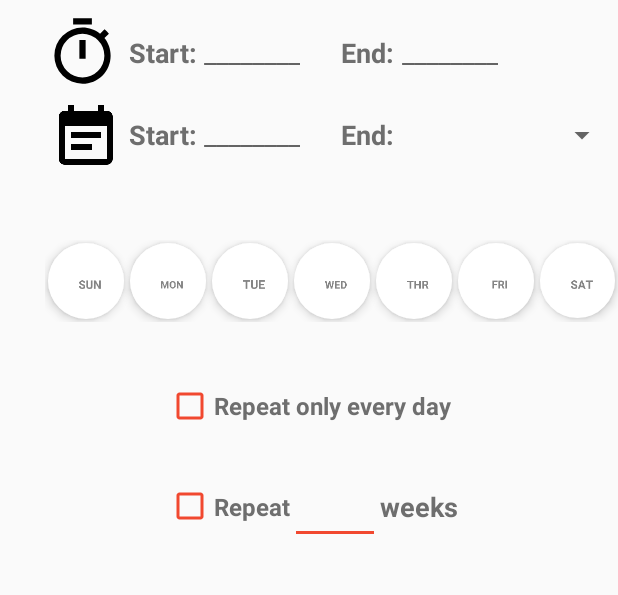
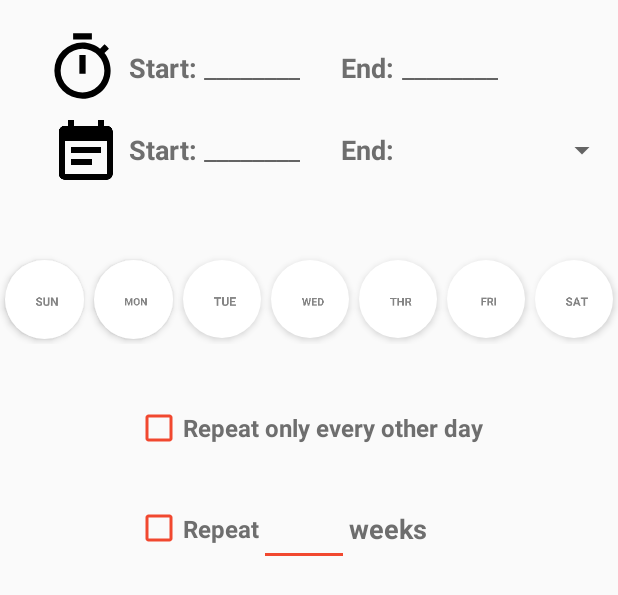
Before and after one commit to leangl/Paladin, an Android app: the layout schedule_layout.xml on its own in the app's theme, with its tools: preview values and no code run, on a phone screen of 412 x 824 dp. Shown: the top 595 px of the screen. Run offline under Robolectric (Android 15) with nearby library versions, the light colour scheme and no system bars.

Commit message:
Fixes visuales

```diff
--- a/app/src/main/res/layout-land/fragment_create_user.xml
+++ b/app/src/main/res/layout-land/fragment_create_user.xml
@@ -21,15 +21,14 @@
         <LinearLayout
             android:layout_width="match_parent"
             android:layout_height="match_parent"
-            android:orientation="vertical">
+            android:background="@color/white"
+            android:orientation="vertical"
+            android:padding="10dp">
 
             <LinearLayout
                 android:layout_width="match_parent"
-                android:layout_height="match_parent"
-                android:layout_weight="0.4"
-                android:background="@color/white"
-                android:orientation="horizontal"
-                android:padding="10dp">
+                android:layout_height="wrap_content"
+                android:orientation="horizontal">
 
                 <LinearLayout
                     android:layout_width="0dp"
@@ -140,10 +139,7 @@
 
             </LinearLayout>
 
-            <include
-                android:id="@+id/schedule_container"
-                layout="@layout/schedule_layout"
-                android:visibility="gone"/>
+            <include layout="@layout/schedule_layout"/>
 
         </LinearLayout>
 
--- a/app/src/main/res/layout/schedule_layout.xml
+++ b/app/src/main/res/layout/schedule_layout.xml
@@ -1,10 +1,13 @@
 <?xml version="1.0" encoding="utf-8"?>
-<RelativeLayout xmlns:android="http://schemas.android.com/apk/res/android"
-                xmlns:app="http://schemas.android.com/apk/res-auto"
-                android:layout_width="match_parent"
-                android:layout_height="match_parent"
-                android:layout_marginBottom="20dp"
-                android:orientation="vertical">
+<RelativeLayout
+    android:id="@+id/schedule_container"
+    xmlns:android="http://schemas.android.com/apk/res/android"
+    xmlns:app="http://schemas.android.com/apk/res-auto"
+    android:layout_width="match_parent"
+    android:layout_height="match_parent"
+    android:layout_marginBottom="20dp"
+    android:layout_marginTop="10dp"
+    android:orientation="vertical">
 
     <ImageView
         android:id="@+id/imageView"
@@ -86,8 +89,7 @@
         android:layout_toLeftOf="@+id/textView8"
         android:layout_toStartOf="@+id/textView8"
         android:scaleType="matrix"
-        android:src="@drawable/ic_calendar"
-        />
+        android:src="@drawable/ic_calendar"/>
 
     <TextView
         android:id="@+id/textView13"
@@ -134,11 +136,10 @@
 
     <LinearLayout
         android:id="@+id/days_container"
-        android:layout_width="match_parent"
+        android:layout_width="wrap_content"
         android:layout_height="wrap_content"
-        android:layout_alignLeft="@+id/imageView"
-        android:layout_alignStart="@+id/imageView"
         android:layout_below="@+id/imageView2"
+        android:layout_centerHorizontal="true"
         android:layout_marginTop="40dp"
         android:orientation="horizontal">
 
@@ -146,102 +147,92 @@
             android:id="@+id/fb_day_sun"
             android:layout_width="wrap_content"
             android:layout_height="wrap_content"
-            android:layout_margin="2dp"
+            android:layout_margin="3dp"
             android:layout_weight="1"
             android:scaleType="center"
             android:src="@drawable/ic_sun"
             app:backgroundTint="@color/white"
             app:borderWidth="0dp"
-            app:elevation="4dp"
-            app:rippleColor="@color/white"
-
-            />
+            app:elevation="3dp"
+            app:rippleColor="@color/white"/>
 
         <android.support.design.widget.FloatingActionButton
             android:id="@+id/fb_day_mon"
             android:layout_width="wrap_content"
             android:layout_height="wrap_content"
-            android:layout_margin="2dp"
+            android:layout_margin="3dp"
             android:layout_weight="1"
             android:scaleType="center"
             android:src="@drawable/ic_mon"
             app:backgroundTint="@color/white"
             app:borderWidth="0dp"
-            app:elevation="4dp"
-            app:rippleColor="@color/white"
-
-            />
+            app:elevation="3dp"
+            app:rippleColor="@color/white"/>
 
         <android.support.design.widget.FloatingActionButton
             android:id="@+id/fb_day_tue"
             android:layout_width="wrap_content"
             android:layout_height="wrap_content"
-            android:layout_margin="2dp"
+            android:layout_margin="3dp"
             android:layout_weight="1"
             android:scaleType="center"
             android:src="@drawable/ic_tue"
             app:backgroundTint="@color/white"
             app:borderWidth="0dp"
-            app:elevation="4dp"
-            app:rippleColor="@color/white"
-            />
+            app:elevation="3dp"
+            app:rippleColor="@color/white"/>
 
         <android.support.design.widget.FloatingActionButton
             android:id="@+id/fb_day_wed"
             android:layout_width="wrap_content"
             android:layout_height="wrap_content"
-            android:layout_margin="2dp"
+            android:layout_margin="3dp"
             android:layout_weight="1"
             android:scaleType="center"
             android:src="@drawable/ic_wed"
             app:backgroundTint="@color/white"
             app:borderWidth="0dp"
-            app:elevation="4dp"
-            app:rippleColor="@color/white"
-            />
+            app:elevation="3dp"
+            app:rippleColor="@color/white"/>
 
         <android.support.design.widget.FloatingActionButton
             android:id="@+id/fb_day_thr"
             android:layout_width="wrap_content"
             android:layout_height="wrap_content"
-            android:layout_margin="2dp"
+            android:layout_margin="3dp"
             android:layout_weight="1"
             android:scaleType="center"
             android:src="@drawable/ic_thr"
             app:backgroundTint="@color/white"
             app:borderWidth="0dp"
-            app:elevation="4dp"
-            app:rippleColor="@color/white"
-            />
+            app:elevation="3dp"
+            app:rippleColor="@color/white"/>
 
         <android.support.design.widget.FloatingActionButton
             android:id="@+id/fb_day_fri"
             android:layout_width="wrap_content"
             android:layout_height="wrap_content"
-            android:layout_margin="2dp"
+            android:layout_margin="3dp"
             android:layout_weight="1"
             android:scaleType="center"
             android:src="@drawable/ic_fri"
             app:backgroundTint="@color/white"
             app:borderWidth="0dp"
-            app:elevation="4dp"
-            app:rippleColor="@color/white"
-
-            />
+            app:elevation="3dp"
+            app:rippleColor="@color/white"/>
 
         <android.support.design.widget.FloatingActionButton
             android:id="@+id/fb_day_sat"
             android:layout_width="wrap_content"
             android:layout_height="wrap_content"
-            android:layout_margin="2dp"
+            android:layout_margin="3dp"
             android:layout_weight="1"
             android:scaleType="center"
             android:src="@drawable/ic_sat"
             app:backgroundTint="@android:color/white"
             app:borderWidth="0dp"
-            app:elevation="4dp"
-            app:rippleColor="@color/white"
-            />
+            app:elevation="3dp"
+            app:rippleColor="@color/white"/>
     </LinearLayout>
 
     <android.support.v7.widget.AppCompatCheckBox
--- a/app/src/main/res/values/strings.xml
+++ b/app/src/main/res/values/strings.xml
@@ -4,8 +4,8 @@
     <string name="default_open">Open door</string>
     <string name="default_close">Close door</string>
 
-<!-- TODO: Remove or change this placeholder text -->
-    <string name="hello_blank_fragment">Hello blank fragment</string>
+    <!-- TODO: Remove or change this placeholder text -->
+    <string name="hello_blank_fragment">Still not implemented</string>
 
     <string name="title_toolbar">PALADIN</string>
     <string name="title_users">Users</string>
@@ -42,7 +42,7 @@
     <string name="time_limits_label">Time limits: </string>
     <string name="start_label">Start: </string>
     <string name="end_label">End: </string>
-    <string name="repeat_only_every_day_label">Repeat only every day</string>
+    <string name="repeat_only_every_day_label">Repeat only every other day</string>
     <string name="repeat_label">Repeat </string>
     <string name="weeks_label">weeks</string>
     <string name="require_password_label">Require Password</string>
```
